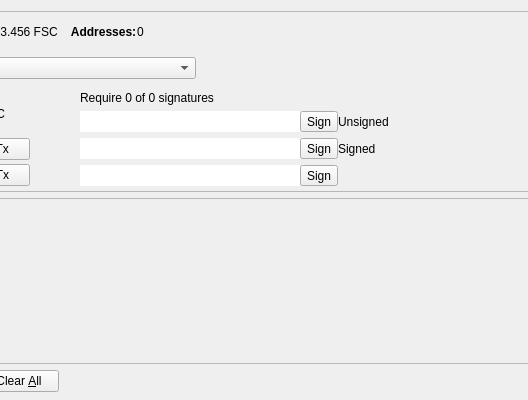
This is src/qt/forms/multisigdialog.ui in 60E/naocanfen as Qt 5 draws it before an edit; both pictures show x 122 to 650 and y 0 to 400 of the 850 by 400 pixel window. The edited form follows.
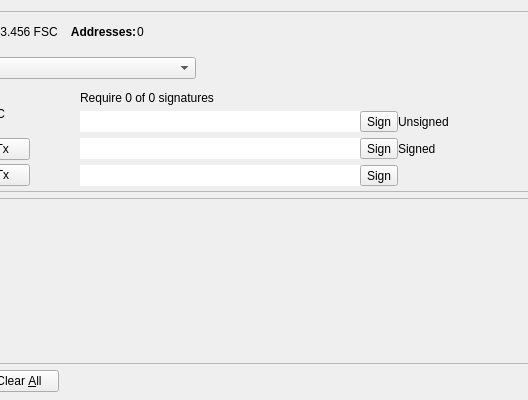
This is the edited form. Icons and pictures are not drawn.

Diff of the .ui file:
```diff
--- a/src/qt/forms/multisigdialog.ui
+++ b/src/qt/forms/multisigdialog.ui
@@ -376,7 +376,7 @@
                    </property>
                    <property name="minimumSize">
                     <size>
-                     <width>220</width>
+                     <width>280</width>
                      <height>0</height>
                     </size>
                    </property>
@@ -439,7 +439,7 @@
                    </property>
                    <property name="minimumSize">
                     <size>
-                     <width>220</width>
+                     <width>280</width>
                      <height>0</height>
                     </size>
                    </property>
@@ -502,7 +502,7 @@
                    </property>
                    <property name="minimumSize">
                     <size>
-                     <width>220</width>
+                     <width>280</width>
                      <height>0</height>
                     </size>
                    </property>
```
